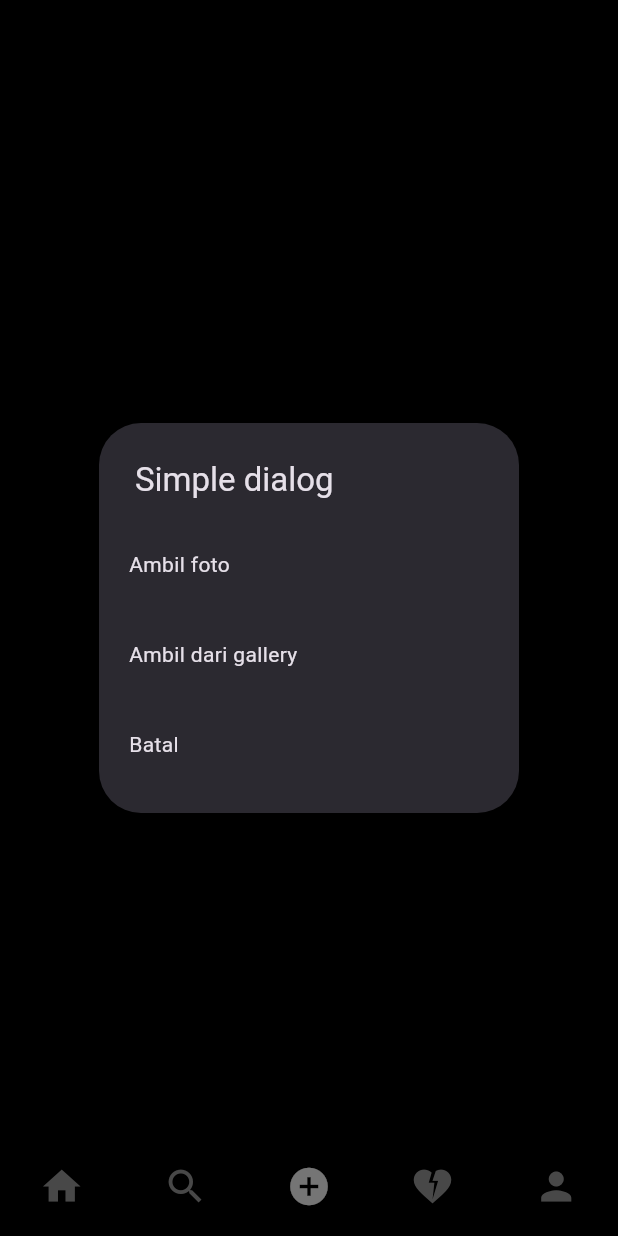
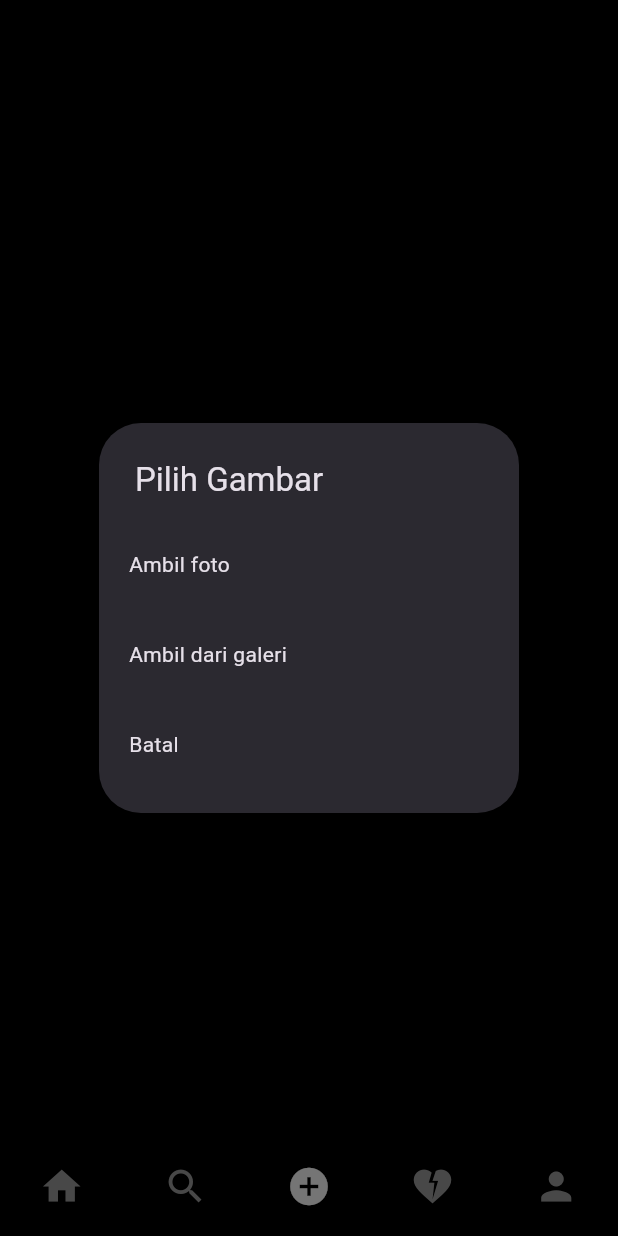
Before and after one commit to ChairulNew/fullstack-instagram-clone, a Flutter app: the screen it shows once a user with an empty profile is signed in, item 3 of the bottom bar chosen, after a tap on the "upload" icon, on a phone screen of 412 x 824 dp. Run offline on Flutter 3.47's test engine with Material 3 defaults, Android fonts, the phone set to English and light mode, and no system bars; our stand-ins replace cloud_firestore, firebase_auth, firebase_core, firebase_storage, flutter_svg, image_picker; accounts and stored records are empty; network calls fail.

Commit message:
buat halaman feed screen

```diff
--- a/lib/main.dart
+++ b/lib/main.dart
@@ -18,16 +18,13 @@
   try {
     if (Firebase.apps.isEmpty) {
       await Firebase.initializeApp(
-        options:
-            kIsWeb
-                ? const FirebaseOptions(
-                  apiKey: "AIzaSyBxRHflMrMoXHWe4pEvMszX1rpdV2DXYsQ",
-                  appId: "1:718394058282:android:5b06cfcc9e0f15a9b08553",
-                  messagingSenderId: "718394058282",
-                  projectId: "instagram-app-2279d",
-                  storageBucket: "instagram-app-2279d.firebasestorage.app",
-                )
-                : DefaultFirebaseOptions.currentPlatform,
+        options: const FirebaseOptions(
+          apiKey: "AIzaSyBxRHflMrMoXHWe4pEvMszX1rpdV2DXYsQ",
+          appId: "1:718394058282:android:5b06cfcc9e0f15a9b08553",
+          messagingSenderId: "718394058282",
+          projectId: "instagram-app-2279d",
+          storageBucket: "instagram-app-2279d.appspot.com",
+        ),
       );
     }
   } catch (e) {
--- a/lib/model/post.dart
+++ b/lib/model/post.dart
@@ -5,8 +5,8 @@ class Post {
   final String uid;
   final String username;
   final String postId;
-  final List datePublished;
-  final List postUrl;
+  final datePublished;
+  final String postUrl;
   final String profImage;
   final likes;
 
--- a/lib/screens/add_post_screen.dart
+++ b/lib/screens/add_post_screen.dart
@@ -1,28 +1,67 @@
-import 'package:firebase_auth/firebase_auth.dart';
 import 'package:flutter/material.dart';
-import 'package:flutter/services.dart';
 import 'package:fullstack_instagram_clone/model/user.dart';
 import 'package:fullstack_instagram_clone/providers/user_provider.dart';
+import 'package:fullstack_instagram_clone/resources/firestore_method.dart';
 import 'package:fullstack_instagram_clone/utils/colors.dart';
 import 'package:fullstack_instagram_clone/utils/utils.dart';
 import 'package:image_picker/image_picker.dart';
 import 'dart:typed_data';
-
 import 'package:provider/provider.dart';
 
 class AddPostScreen extends StatefulWidget {
   const AddPostScreen({super.key});
 
   @override
-  State<AddPostScreen> createState() => _MyWidgetState();
+  State<AddPostScreen> createState() => _AddPostScreenState();
 }
 
-class _MyWidgetState extends State<AddPostScreen> {
+class _AddPostScreenState extends State<AddPostScreen> {
   Uint8List? _file;
   final TextEditingController _descriptionController = TextEditingController();
+  bool _isLoading = false;
 
-  void postImage(String uid, String username, String profImage) async {
-    try {} catch (e) {}
+  void postImage(String uid, String username, String photoUrl) async {
+    if (_file == null) {
+      showSnackBar(context, 'Pilih gambar terlebih dahulu!');
+      return;
+    }
+
+    if (_descriptionController.text.trim().isEmpty) {
+      showSnackBar(context, 'Caption tidak boleh kosong!');
+      return;
+    }
+
+    setState(() {
+      _isLoading = true;
+    });
+
+    try {
+      String res = await FirestoreMethods().uploadPost(
+        _descriptionController.text,
+        _file!,
+        uid,
+        username,
+        photoUrl,
+      );
+      print("response: $res");
+
+      if (res == "success") {
+        clearImage();
+        showSnackBar(context, 'Berhasil di post✅');
+        setState(() {
+          _file = null;
+          _descriptionController.clear();
+        });
+      } else {
+        showSnackBar(context, res);
+      }
+    } catch (e) {
+      showSnackBar(context, 'Error: $e');
+    } finally {
+      setState(() {
+        _isLoading = false;
+      });
+    }
   }
 
   _selectImage(BuildContext context) async {
@@ -30,7 +69,7 @@ class _MyWidgetState extends State<AddPostScreen> {
       context: context,
       builder: (context) {
         return SimpleDialog(
-          title: const Text("Simple dialog"),
+          title: const Text("Pilih Gambar"),
           children: [
             SimpleDialogOption(
               padding: const EdgeInsets.all(20),
@@ -45,7 +84,7 @@ class _MyWidgetState extends State<AddPostScreen> {
             ),
             SimpleDialogOption(
               padding: const EdgeInsets.all(20),
-              child: const Text("Ambil dari gallery"),
+              child: const Text("Ambil dari galeri"),
               onPressed: () async {
                 Navigator.of(context).pop();
                 Uint8List file = await pickImage(ImageSource.gallery);
@@ -57,9 +96,7 @@ class _MyWidgetState extends State<AddPostScreen> {
             SimpleDialogOption(
               padding: const EdgeInsets.all(20),
               child: const Text("Batal"),
-              onPressed: () {
-                Navigator.of(context).pop();
-              },
+              onPressed: () => Navigator.of(context).pop(),
             ),
           ],
         );
@@ -67,34 +104,49 @@ class _MyWidgetState extends State<AddPostScreen> {
     );
   }
 
+  void clearImage() {
+    setState(() {
+      _file = null;
+    });
+  }
+
   @override
   void dispose() {
-    // TODO: implement dispose
+    _descriptionController.dispose();
     super.dispose();
-    _descriptionController.dispose();
   }
 
   @override
   Widget build(BuildContext context) {
     final UserModel? user = Provider.of<UserProvider>(context).getUser;
+
+    if (user == null) {
+      return const Scaffold(body: Center(child: CircularProgressIndicator()));
+    }
+
     return _file == null
         ? Center(
           child: IconButton(
+            icon: const Icon(Icons.upload),
             onPressed: () => _selectImage(context),
-            icon: Icon(Icons.upload),
           ),
         )
         : Scaffold(
           appBar: AppBar(
             backgroundColor: mobileBackgroundColor,
             leading: IconButton(
-              onPressed: () {},
               icon: const Icon(Icons.arrow_back),
+              onPressed: () {
+                setState(() {
+                  _file = null;
+                });
+              },
             ),
             title: const Text("Post To"),
             actions: [
               TextButton(
-                onPressed: postImage,
+                onPressed:
+                    () => postImage(user.uid, user.username, user.photoUrl),
                 child: const Text(
                   "Post",
                   style: TextStyle(
@@ -108,17 +160,21 @@ class _MyWidgetState extends State<AddPostScreen> {
           ),
           body: Column(
             children: [
+              _isLoading
+                  ? const LinearProgressIndicator()
+                  : Padding(padding: EdgeInsets.only(top: 0)),
+              const Divider(),
               Row(
                 mainAxisAlignment: MainAxisAlignment.spaceAround,
                 crossAxisAlignment: CrossAxisAlignment.start,
                 children: [
-                  CircleAvatar(backgroundImage: NetworkImage(user!.photoUrl)),
+                  CircleAvatar(backgroundImage: NetworkImage(user.photoUrl)),
                   SizedBox(
                     width: MediaQuery.of(context).size.width * 0.3,
                     child: TextField(
                       controller: _descriptionController,
-                      decoration: InputDecoration(
-                        hintText: "tulis sebuah caption...",
+                      decoration: const InputDecoration(
+                        hintText: "Tulis caption...",
                         border: InputBorder.none,
                       ),
                       maxLines: 8,
@@ -133,7 +189,7 @@ class _MyWidgetState extends State<AddPostScreen> {
                         decoration: BoxDecoration(
                           image: DecorationImage(
                             image: MemoryImage(_file!),
-                            fit: BoxFit.fill,
+                            fit: BoxFit.cover,
                             alignment: FractionalOffset.topCenter,
                           ),
                         ),
@@ -142,6 +198,7 @@ class _MyWidgetState extends State<AddPostScreen> {
                   ),
                 ],
               ),
+              const Divider(),
             ],
           ),
         );
--- /dev/null
+++ b/lib/screens/feed_screen.dart
@@ -0,0 +1,31 @@
+import 'package:flutter/material.dart';
+import 'package:flutter_svg/svg.dart';
+import 'package:fullstack_instagram_clone/utils/colors.dart';
+import 'package:fullstack_instagram_clone/widgets/post_card.dart';
+
+class FeedScreen extends StatefulWidget {
+  const FeedScreen({super.key});
+
+  @override
+  State<FeedScreen> createState() => _FeedScreenState();
+}
+
+class _FeedScreenState extends State<FeedScreen> {
+  @override
+  Widget build(BuildContext context) {
+    return Scaffold(
+      appBar: AppBar(
+        backgroundColor: mobileBackgroundColor,
+        title: SvgPicture.asset(
+          "assets/instagram-logo.svg",
+          color: primaryColor,
+          height: 32,
+        ),
+        actions: [
+          IconButton(onPressed: () {}, icon: Icon(Icons.messenger_outline)),
+        ],
+      ),
+      body: const PostCard(),
+    );
+  }
+}
--- a/lib/utils/global_variable.dart
+++ b/lib/utils/global_variable.dart
@@ -1,10 +1,11 @@
 import 'package:flutter/material.dart';
 import 'package:fullstack_instagram_clone/screens/add_post_screen.dart';
+import 'package:fullstack_instagram_clone/screens/feed_screen.dart';
 
 const webScreenSize = 600;
 
 const homeScreensItems = [
-  Text("Home"),
+  FeedScreen(),
   Text("Search"),
   AddPostScreen(),
   Text("Notif"),
--- a/lib/utils/utils.dart
+++ b/lib/utils/utils.dart
@@ -7,7 +7,6 @@ import 'package:flutter/services.dart';
 import 'package:image_picker/image_picker.dart';
 import 'package:image/image.dart' as img;
 
-// Fungsi untuk menampilkan SnackBar
 showSnackBar(BuildContext context, String text) {
   return ScaffoldMessenger.of(context).showSnackBar(
     SnackBar(
@@ -18,14 +17,12 @@ showSnackBar(BuildContext context, String text) {
   );
 }
 
-// Fungsi untuk compress gambar sebelum upload
 Future<Uint8List> compressImage(Uint8List imageBytes) async {
   // Decode image
   img.Image? image = img.decodeImage(imageBytes);
 
   if (image == null) return imageBytes;
 
-  // Resize image ke maksimal 512x512 (untuk profile picture)
   img.Image resized = img.copyResize(
     image,
     width: 512,
@@ -33,13 +30,11 @@ Future<Uint8List> compressImage(Uint8List imageBytes) async {
     interpolation: img.Interpolation.linear,
   );
 
-  // Compress dengan kualitas 70% (balance antara size dan quality)
   List<int> compressedBytes = img.encodeJpg(resized, quality: 70);
 
   return Uint8List.fromList(compressedBytes);
 }
 
-// Fungsi pick image yang sudah diupdate dengan compression
 pickImage(ImageSource source) async {
   final ImagePicker imagePicker = ImagePicker();
 
--- /dev/null
+++ b/lib/widgets/post_card.dart
@@ -0,0 +1,79 @@
+import 'package:flutter/material.dart';
+import 'package:fullstack_instagram_clone/utils/colors.dart';
+
+class PostCard extends StatelessWidget {
+  const PostCard({super.key});
+
+  @override
+  Widget build(BuildContext context) {
+    return Container(
+      color: mobileBackgroundColor,
+      padding: const EdgeInsets.symmetric(vertical: 10),
+      child: Column(
+        children: [
+          Container(
+            padding: const EdgeInsets.symmetric(
+              vertical: 4,
+              horizontal: 16,
+            ).copyWith(right: 0),
+            child: Row(
+              children: [
+                CircleAvatar(
+                  radius: 16,
+                  backgroundImage: NetworkImage(
+                    "https://images.unsplash.com/photo-1565687981296-535f09db714e?q=80&w=1170&auto=format&fit=crop&ixlib=rb-4.1.0&ixid=M3wxMjA3fDB8MHxwaG90by1wYWdlfHx8fGVufDB8fHx8fA%3D%3D",
+                  ),
+                ),
+                Expanded(
+                  child: Padding(
+                    padding: EdgeInsets.only(left: 8),
+                    child: Column(
+                      mainAxisSize: MainAxisSize.min,
+                      crossAxisAlignment: CrossAxisAlignment.start,
+                      children: [
+                        Text(
+                          "Username",
+                          style: TextStyle(fontWeight: FontWeight.bold),
+                        ),
+                      ],
+                    ),
+                  ),
+                ),
+                IconButton(
+                  onPressed: () {
+                    showDialog(
+                      context: context,
+                      builder:
+                          (context) => Dialog(
+                            child: ListView(
+                              padding: const EdgeInsets.symmetric(vertical: 16),
+                              shrinkWrap: true,
+                              children:
+                                  ["Hapus"]
+                                      .map(
+                                        (e) => InkWell(
+                                          onTap: () {},
+                                          child: Container(
+                                            padding: const EdgeInsets.symmetric(
+                                              vertical: 12,
+                                              horizontal: 16,
+                                            ),
+                                            child: Text(e),
+                                          ),
+                                        ),
+                                      )
+                                      .toList(),
+                            ),
+                          ),
+                    );
+                  },
+                  icon: Icon(Icons.more_vert_outlined),
+                ),
+              ],
+            ),
+          ),
+        ],
+      ),
+    );
+  }
+}
```
Also changed, not shown: lib/resources/firestore_method.dart (+26 -7 lines), lib/resources/storage_methods.dart (+9 -3 lines), pubspec.yaml (+6 -3 lines), pubspec.lock.
